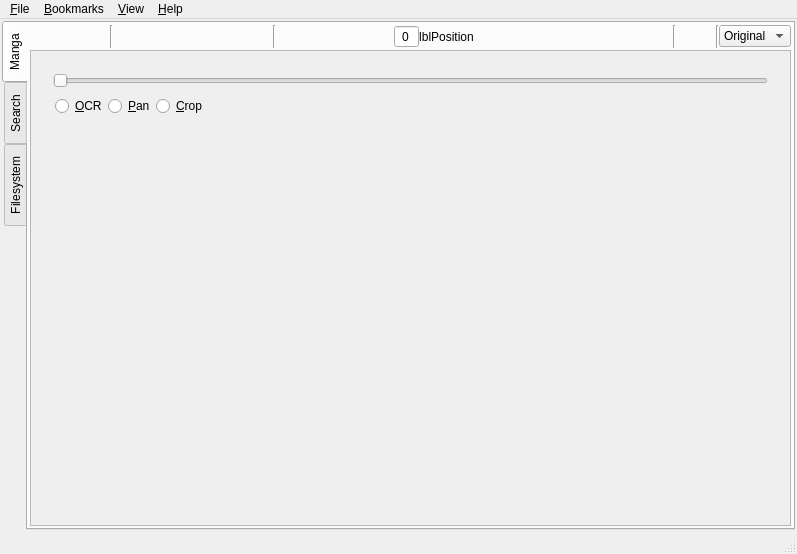
kernel1024/qmanga, file mainwindow.ui: the form before one commit.
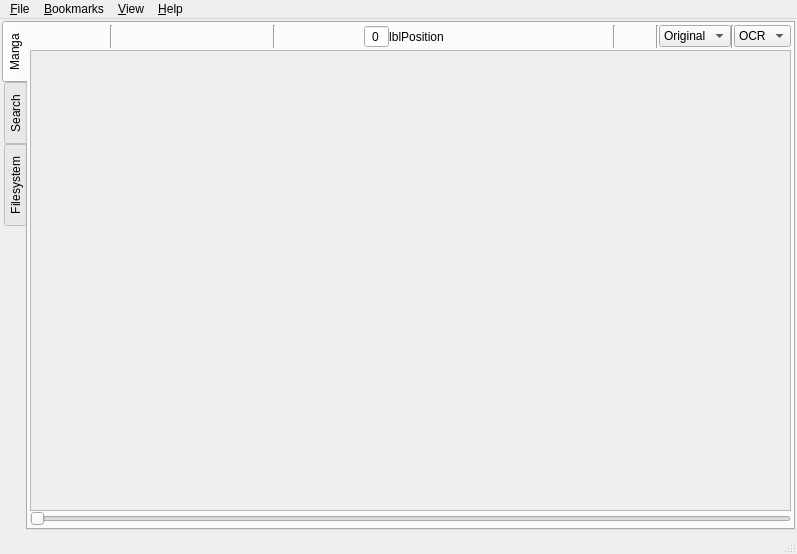
The form after the commit. Icons and pictures are not drawn. Custom widgets are drawn as their Qt base class.

Commit message: Fast scroller panel changed, bugfixes.

Patch:
```diff
--- a/mainwindow.ui
+++ b/mainwindow.ui
@@ -594,9 +594,53 @@
              </item>
             </widget>
            </item>
+           <item>
+            <widget class="Line" name="line_5">
+             <property name="orientation">
+              <enum>Qt::Vertical</enum>
+             </property>
+            </widget>
+           </item>
+           <item>
+            <widget class="QComboBox" name="comboMouseMode">
+             <item>
+              <property name="text">
+               <string>OCR</string>
+              </property>
+             </item>
+             <item>
+              <property name="text">
+               <string>Pan</string>
+              </property>
+             </item>
+             <item>
+              <property name="text">
+               <string>Crop</string>
+              </property>
+             </item>
+            </widget>
+           </item>
           </layout>
          </widget>
         </item>
+        <item>
+         <widget class="QWidget" name="viewerWidget" native="true">
+          <layout class="QVBoxLayout" name="verticalLayout_5">
+           <property name="spacing">
+            <number>0</number>
+           </property>
+           <property name="leftMargin">
+            <number>0</number>
+           </property>
+           <property name="topMargin">
+            <number>0</number>
+           </property>
+           <property name="rightMargin">
+            <number>0</number>
+           </property>
+           <property name="bottomMargin">
+            <number>0</number>
+           </property>
         <item>
          <widget class="ZScrollArea" name="scrollArea">
           <property name="widgetResizable">
@@ -611,16 +655,34 @@
              <x>0</x>
              <y>0</y>
              <width>756</width>
-             <height>466</height>
+                <height>451</height>
             </rect>
            </property>
            <property name="focusPolicy">
             <enum>Qt::StrongFocus</enum>
            </property>
-           <layout class="QVBoxLayout" name="verticalLayout_6">
+              <layout class="QVBoxLayout" name="verticalLayout_6"/>
+             </widget>
+            </widget>
+           </item>
             <item>
-             <widget class="ZPopupFrame" name="fastScrollPanel">
-              <layout class="QVBoxLayout" name="verticalLayout_5">
+            <widget class="QFrame" name="fastScrollPanel">
+             <layout class="QHBoxLayout" name="horizontalLayout_5">
+              <property name="spacing">
+               <number>0</number>
+              </property>
+              <property name="leftMargin">
+               <number>0</number>
+              </property>
+              <property name="topMargin">
+               <number>0</number>
+              </property>
+              <property name="rightMargin">
+               <number>0</number>
+              </property>
+              <property name="bottomMargin">
+               <number>0</number>
+              </property>
                <item>
                 <widget class="QSlider" name="fastScrollSlider">
                  <property name="focusPolicy">
@@ -631,83 +693,10 @@
                  </property>
                 </widget>
                </item>
-               <item>
-                <layout class="QHBoxLayout" name="horizontalLayout_4">
-                 <item>
-                  <widget class="QFrame" name="mouseModeFrame">
-                   <layout class="QHBoxLayout" name="horizontalLayout_5">
-                    <property name="spacing">
-                     <number>1</number>
-                    </property>
-                    <property name="leftMargin">
-                     <number>2</number>
-                    </property>
-                    <property name="topMargin">
-                     <number>2</number>
-                    </property>
-                    <property name="rightMargin">
-                     <number>2</number>
-                    </property>
-                    <property name="bottomMargin">
-                     <number>2</number>
-                    </property>
-                    <item>
-                     <widget class="QRadioButton" name="mouseModeOCR">
-                      <property name="text">
-                       <string>&amp;OCR</string>
-                      </property>
-                     </widget>
-                    </item>
-                    <item>
-                     <widget class="QRadioButton" name="mouseModePan">
-                      <property name="text">
-                       <string>&amp;Pan</string>
-                      </property>
-                     </widget>
-                    </item>
-                    <item>
-                     <widget class="QRadioButton" name="mouseModeCrop">
-                      <property name="text">
-                       <string>&amp;Crop</string>
-                      </property>
-                     </widget>
-                    </item>
                    </layout>
                   </widget>
                  </item>
-                 <item>
-                  <spacer name="horizontalSpacer_6">
-                   <property name="orientation">
-                    <enum>Qt::Horizontal</enum>
-                   </property>
-                   <property name="sizeHint" stdset="0">
-                    <size>
-                     <width>40</width>
-                     <height>20</height>
-                    </size>
-                   </property>
-                  </spacer>
-                 </item>
-                </layout>
-               </item>
-              </layout>
-             </widget>
-            </item>
-            <item>
-             <spacer name="verticalSpacer">
-              <property name="orientation">
-               <enum>Qt::Vertical</enum>
-              </property>
-              <property name="sizeHint" stdset="0">
-               <size>
-                <width>20</width>
-                <height>396</height>
-               </size>
-              </property>
-             </spacer>
-            </item>
-           </layout>
-          </widget>
+          </layout>
          </widget>
         </item>
        </layout>
@@ -1066,12 +1055,6 @@
    <header>zsearchtab.h</header>
    <container>1</container>
   </customwidget>
-  <customwidget>
-   <class>ZPopupFrame</class>
-   <extends>QFrame</extends>
-   <header>mainwindow.h</header>
-   <container>1</container>
-  </customwidget>
  </customwidgets>
  <tabstops>
   <tabstop>tabWidget</tabstop>
```
Left out of the diff: 1 changed line with no effect on the pictures. Lines whose indentation alone changed are shown as unchanged. The commit also changes 7 other files.
